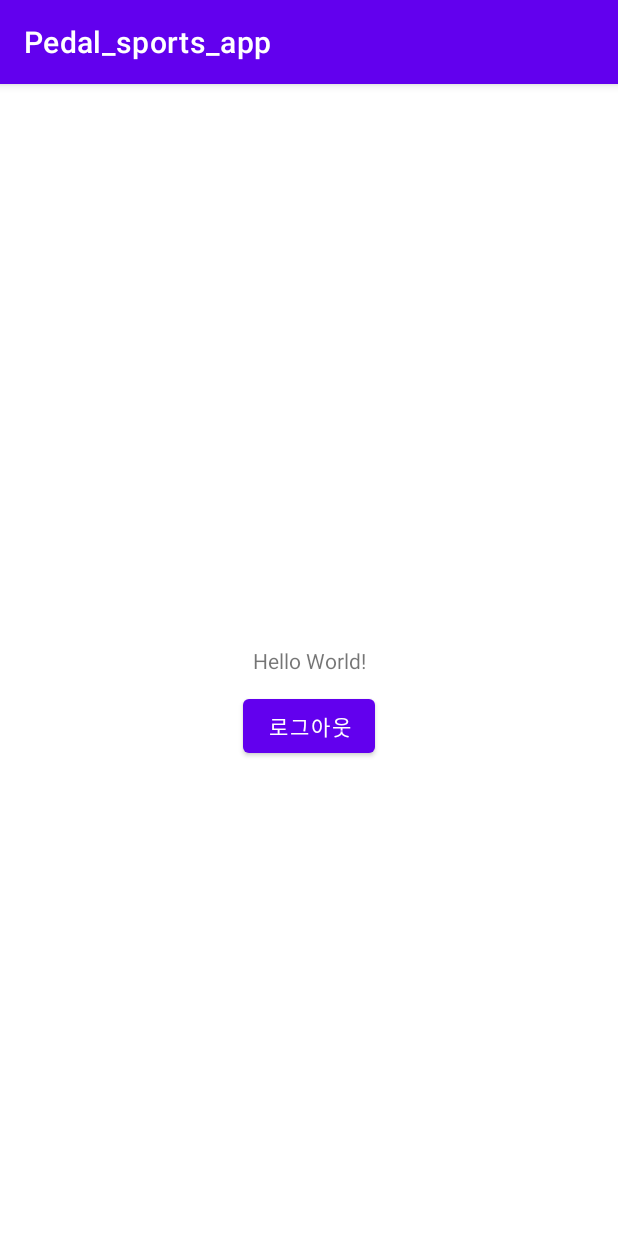
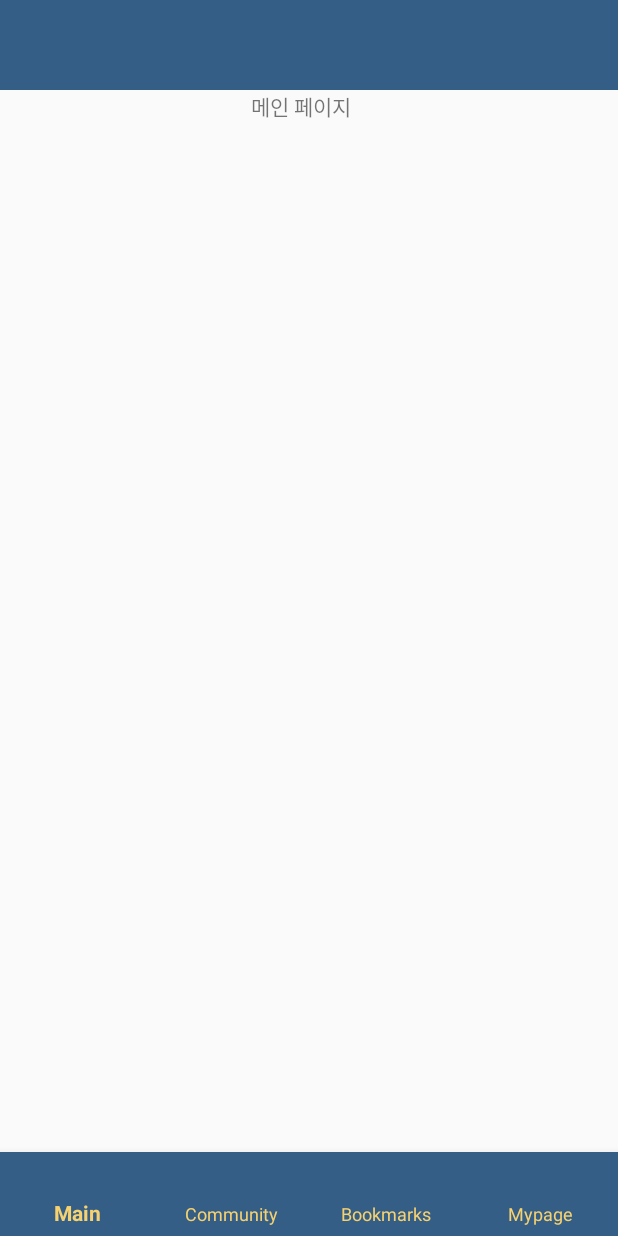
Before and after one commit to Pedal-BF/pedal_sports_app, an Android app: the MainActivity screen opened directly, with no data from a screen before it, on a phone screen of 412 x 824 dp. Run offline under Robolectric (Android 15) with nearby library versions, the phone set to English and light mode, and no system bars; our stand-ins replace Firebase (no records; nobody signed in at launch, a user with empty details on screens opened directly).

Commit message:
메뉴바

```diff
--- a/app/src/main/AndroidManifest.xml
+++ b/app/src/main/AndroidManifest.xml
@@ -11,7 +11,7 @@
         android:label="@string/app_name"
         android:roundIcon="@mipmap/ic_launcher_round"
         android:supportsRtl="true"
-        android:theme="@style/Theme.Pedal_sports_app"
+        android:theme="@style/Theme.AppCompat.DayNight.NoActionBar"
         tools:targetApi="31">
         <activity
             android:name=".LoginActivity"
--- /dev/null
+++ b/app/src/main/java/com/bicontest/pedal_sports_app/BookmarksFragment.java
@@ -0,0 +1,17 @@
+package com.bicontest.pedal_sports_app;
+
+import android.os.Bundle;
+
+import androidx.fragment.app.Fragment;
+
+import android.view.LayoutInflater;
+import android.view.View;
+import android.view.ViewGroup;
+
+public class BookmarksFragment extends Fragment {
+    @Override
+    public View onCreateView(LayoutInflater inflater, ViewGroup container,
+                             Bundle savedInstanceState) {
+        return inflater.inflate(R.layout.fragment_bookmarks, container, false);
+    }
+}
--- /dev/null
+++ b/app/src/main/java/com/bicontest/pedal_sports_app/CommunityFragment.java
@@ -0,0 +1,17 @@
+package com.bicontest.pedal_sports_app;
+
+import android.os.Bundle;
+
+import androidx.fragment.app.Fragment;
+
+import android.view.LayoutInflater;
+import android.view.View;
+import android.view.ViewGroup;
+
+public class CommunityFragment extends Fragment {
+    @Override
+    public View onCreateView(LayoutInflater inflater, ViewGroup container,
+                             Bundle savedInstanceState) {
+        return inflater.inflate(R.layout.fragment_community, container, false);
+    }
+}
--- a/app/src/main/java/com/bicontest/pedal_sports_app/MainActivity.java
+++ b/app/src/main/java/com/bicontest/pedal_sports_app/MainActivity.java
@@ -7,32 +7,49 @@ import android.os.Bundle;
 import android.view.View;
 import android.widget.Button;
 
+import androidx.annotation.NonNull;
+import android.view.MenuItem;
+import com.google.android.material.bottomnavigation.BottomNavigationView;
 import com.google.firebase.auth.FirebaseAuth;
 
 public class MainActivity extends AppCompatActivity {
 
-    private FirebaseAuth mFirebaseAuth;
+    MainFragment mainFragment;
+    CommunityFragment communityFragment;
+    BookmarksFragment bookmarksFragment;
+    MypageFragment mypageFragment;
 
     @Override
     protected void onCreate(Bundle savedInstanceState) {
         super.onCreate(savedInstanceState);
         setContentView(R.layout.activity_main);
 
-        mFirebaseAuth = FirebaseAuth.getInstance();
+        mainFragment = new MainFragment();
+        communityFragment = new CommunityFragment();
+        bookmarksFragment = new BookmarksFragment();
+        mypageFragment = new MypageFragment();
 
-        Button btn_logout = findViewById(R.id.btn_logout);
-        btn_logout.setOnClickListener(new View.OnClickListener() {
+        getSupportFragmentManager().beginTransaction().replace(R.id.container, mainFragment).commit();
+        BottomNavigationView bottom_menu = findViewById(R.id.bottom_menu);
+        bottom_menu.setOnItemSelectedListener(new BottomNavigationView.OnItemSelectedListener() {
             @Override
-            public void onClick(View view) {
-                // 로그아웃
-                mFirebaseAuth.signOut();
-
-                Intent intent = new Intent(MainActivity.this, LoginActivity.class);
-                startActivity(intent);
+            public boolean onNavigationItemSelected(@NonNull MenuItem item) {
+                switch(item.getItemId()) {
+                    case R.id.main_tab:
+                        getSupportFragmentManager().beginTransaction().replace(R.id.container, mainFragment).commit();
+                        return true;
+                    case R.id.community_tab:
+                        getSupportFragmentManager().beginTransaction().replace(R.id.container, communityFragment).commit();
+                        return true;
+                    case R.id.bookmarks_tab:
+                        getSupportFragmentManager().beginTransaction().replace(R.id.container, bookmarksFragment).commit();
+                        return true;
+                    case R.id.mypage_tab:
+                        getSupportFragmentManager().beginTransaction().replace(R.id.container, mypageFragment).commit();
+                        return true;
+                }
+                return false;
             }
         });
-
-        // 탈퇴
-        // mFirebaseAuth.getCurrentUser().delete();
     }
 }
--- /dev/null
+++ b/app/src/main/java/com/bicontest/pedal_sports_app/MainFragment.java
@@ -0,0 +1,44 @@
+package com.bicontest.pedal_sports_app;
+
+import android.content.Intent;
+import android.os.Bundle;
+
+import androidx.fragment.app.Fragment;
+
+import android.view.LayoutInflater;
+import android.view.View;
+import android.view.ViewGroup;
+import android.widget.Button;
+
+import com.google.firebase.auth.FirebaseAuth;
+
+public class MainFragment extends Fragment {
+    /*private FirebaseAuth mFirebaseAuth;
+    @Override
+    public void onCreate(Bundle savedInstanceState) {
+        super.onCreate(savedInstanceState);
+
+        mFirebaseAuth = FirebaseAuth.getInstance();
+
+        Button btn_logout = getView().findViewById(R.id.btn_logout);
+        btn_logout.setOnClickListener(new View.OnClickListener() {
+            @Override
+            public void onClick(View view) {
+                // 로그아웃
+                mFirebaseAuth.signOut();
+
+                Intent intent = new Intent(getActivity(), LoginActivity.class);
+                startActivity(intent);
+            }
+        });
+        // 탈퇴
+        // mFirebaseAuth.getCurrentUser().delete();
+    }*/
+
+    @Override
+    public View onCreateView(LayoutInflater inflater, ViewGroup container,
+                             Bundle savedInstanceState) {
+        // Inflate the layout for this fragment
+        return inflater.inflate(R.layout.fragment_main, container, false);
+    }
+}
--- /dev/null
+++ b/app/src/main/java/com/bicontest/pedal_sports_app/MypageFragment.java
@@ -0,0 +1,17 @@
+package com.bicontest.pedal_sports_app;
+
+import android.os.Bundle;
+
+import androidx.fragment.app.Fragment;
+
+import android.view.LayoutInflater;
+import android.view.View;
+import android.view.ViewGroup;
+
+public class MypageFragment extends Fragment {
+    @Override
+    public View onCreateView(LayoutInflater inflater, ViewGroup container,
+                             Bundle savedInstanceState) {
+        return inflater.inflate(R.layout.fragment_mypage, container, false);
+    }
+}
--- a/app/src/main/res/layout/activity_login.xml
+++ b/app/src/main/res/layout/activity_login.xml
@@ -37,6 +37,7 @@
         android:layout_height="wrap_content"
         android:text="로그인"
         android:layout_margin="8dp"
+        android:backgroundTint="#2640b5"
         app:layout_constraintBottom_toBottomOf="parent"
         app:layout_constraintEnd_toStartOf="@+id/btn_register"
         app:layout_constraintStart_toStartOf="parent" />
@@ -47,7 +48,7 @@
         android:layout_height="wrap_content"
         android:text="회원가입"
         android:layout_margin="8dp"
-        android:backgroundTint="@color/black"
+        android:backgroundTint="#840bdb"
         app:layout_constraintBottom_toBottomOf="parent"
         app:layout_constraintEnd_toEndOf="parent"
         app:layout_constraintStart_toEndOf="@+id/btn_login" />
--- a/app/src/main/res/layout/activity_main.xml
+++ b/app/src/main/res/layout/activity_main.xml
@@ -1,29 +1,36 @@
 <?xml version="1.0" encoding="utf-8"?>
-<androidx.constraintlayout.widget.ConstraintLayout xmlns:android="http://schemas.android.com/apk/res/android"
+<RelativeLayout
+    xmlns:android="http://schemas.android.com/apk/res/android"
     xmlns:app="http://schemas.android.com/apk/res-auto"
     xmlns:tools="http://schemas.android.com/tools"
+    android:id="@+id/parent_layout"
     android:layout_width="match_parent"
     android:layout_height="match_parent"
     tools:context=".MainActivity">
 
-    <TextView
-        android:id="@+id/textView"
-        android:layout_width="wrap_content"
+    <RelativeLayout
+        android:id="@+id/header"
+        android:layout_width="match_parent"
+        android:layout_height="60dp"
+        android:background="#345e86"
+        android:layout_alignParentTop="true"></RelativeLayout>
+
+    <FrameLayout
+        android:layout_width="match_parent"
+        android:layout_height="match_parent"
+        android:layout_below="@id/header"
+        android:id="@+id/container"></FrameLayout>
+
+    <com.google.android.material.bottomnavigation.BottomNavigationView
+        android:id="@+id/bottom_menu"
+        android:layout_width="match_parent"
         android:layout_height="wrap_content"
-        android:text="Hello World!"
+        android:layout_alignParentBottom="true"
+        android:background="#345E86"
+        app:itemIconTint="#FFFFFF"
+        app:itemTextColor="#f6d170"
+        app:labelVisibilityMode="labeled"
         app:layout_constraintBottom_toBottomOf="parent"
-        app:layout_constraintEnd_toEndOf="parent"
-        app:layout_constraintStart_toStartOf="parent"
-        app:layout_constraintTop_toTopOf="parent" />
+        app:menu="@menu/bottom_menu" />
 
-    <Button
-        android:id="@+id/btn_logout"
-        android:layout_width="wrap_content"
-        android:layout_height="wrap_content"
-        android:layout_marginTop="10dp"
-        android:text="로그아웃"
-        app:layout_constraintEnd_toEndOf="parent"
-        app:layout_constraintStart_toStartOf="parent"
-        app:layout_constraintTop_toBottomOf="@+id/textView" />
-
-</androidx.constraintlayout.widget.ConstraintLayout>
+</RelativeLayout>
--- a/app/src/main/res/layout/activity_register.xml
+++ b/app/src/main/res/layout/activity_register.xml
@@ -36,6 +36,7 @@
         android:layout_width="0dp"
         android:layout_height="wrap_content"
         android:text="가입 완료"
+        android:backgroundTint="#25db6e"
         app:layout_constraintBottom_toBottomOf="parent"
         app:layout_constraintEnd_toEndOf="parent"
         app:layout_constraintStart_toStartOf="parent" />
--- /dev/null
+++ b/app/src/main/res/layout/fragment_main.xml
@@ -0,0 +1,21 @@
+<?xml version="1.0" encoding="utf-8"?>
+<RelativeLayout xmlns:android="http://schemas.android.com/apk/res/android"
+    xmlns:tools="http://schemas.android.com/tools"
+    android:layout_width="match_parent"
+    android:layout_height="match_parent"
+    tools:context=".MainFragment">
+
+    <TextView
+        android:id="@+id/textView"
+        android:layout_width="wrap_content"
+        android:layout_height="wrap_content"
+
+        android:layout_alignParentStart="true"
+        android:layout_alignParentEnd="true"
+        android:layout_marginStart="167dp"
+        android:layout_marginEnd="167dp"
+        android:layout_marginBottom="50dp"
+        android:text="메인 페이지" />
+
+
+</RelativeLayout>
--- /dev/null
+++ b/app/src/main/res/menu/bottom_menu.xml
@@ -0,0 +1,31 @@
+<?xml version="1.0" encoding="utf-8"?>
+<menu
+    xmlns:android="http://schemas.android.com/apk/res/android"
+    xmlns:app="http://schemas.android.com/apk/res-auto">
+
+    <item
+        android:id="@+id/main_tab"
+        app:showAsAction="always"
+        android:enabled="true"
+        android:title="Main" />
+    <item
+        android:id="@+id/community_tab"
+        app:showAsAction="always"
+        android:enabled="true"
+        android:title="Community"/>
+
+    <item
+        android:id="@+id/bookmarks_tab"
+        app:showAsAction="always"
+        android:enabled="true"
+        android:title="Bookmarks">
+    </item>
+
+    <item
+        android:id="@+id/mypage_tab"
+        app:showAsAction="always"
+        android:enabled="true"
+        android:title="Mypage">
+    </item>
+
+</menu>
--- a/app/src/main/res/values/strings.xml
+++ b/app/src/main/res/values/strings.xml
@@ -1,3 +1,5 @@
 <resources>
     <string name="app_name">Pedal_sports_app</string>
+    <!-- TODO: Remove or change this placeholder text -->
+    <string name="hello_blank_fragment">Hello blank fragment</string>
 </resources>
```
Also changed, not shown: app/src/main/res/layout/fragment_bookmarks.xml (added, +20 -0 lines), app/src/main/res/layout/fragment_community.xml (added, +20 -0 lines), app/src/main/res/layout/fragment_mypage.xml (added, +20 -0 lines).
